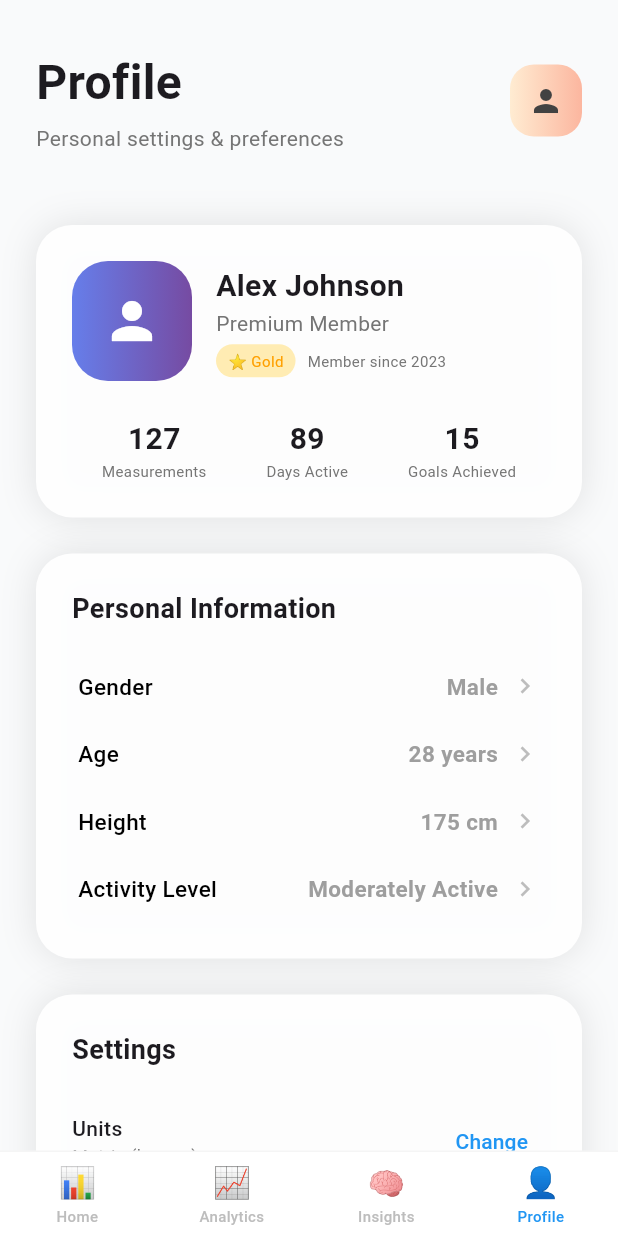
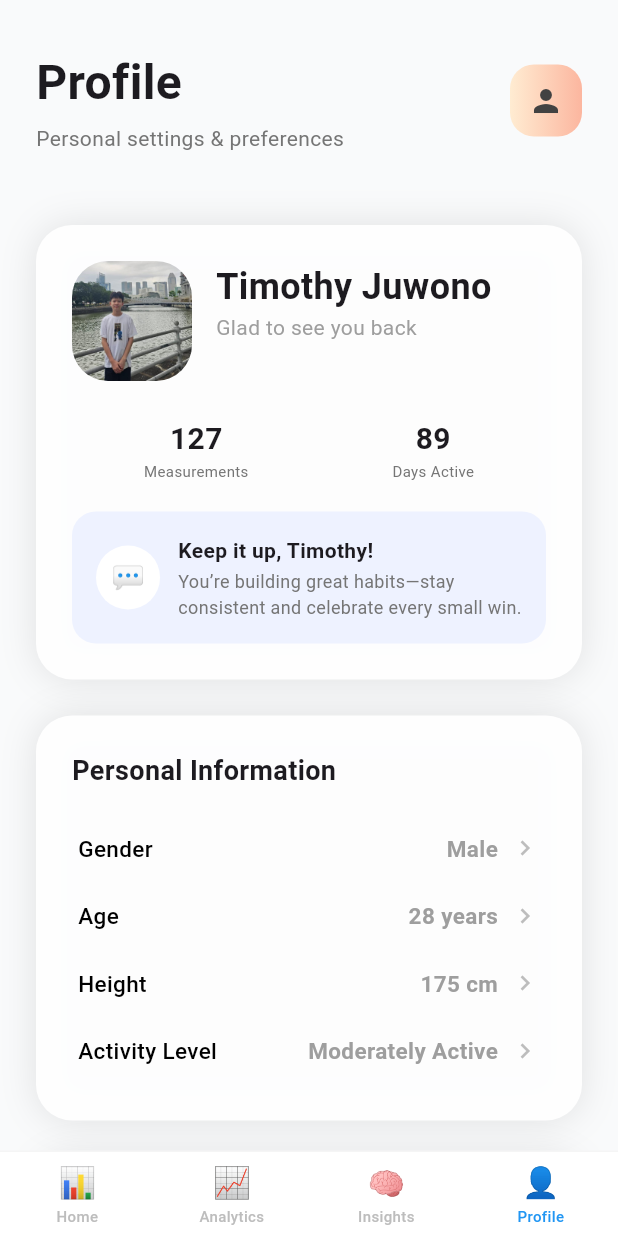
Before and after one commit to NME5/CompositionAI, a Flutter app: the screen it shows after launch, item 4 of the bottom bar chosen, on a phone screen of 412 x 824 dp. Run offline on Flutter 3.47's test engine with Material 3 defaults, Android fonts, the light colour scheme and no system bars; our stand-ins replace flutter_blue_plus, hive, hive_flutter; accounts and stored records are empty; Roboto replaces fonts that are missing (SF Pro Display).

Commit message:
profile_dart design revision

```diff
--- a/lib/models/user_profile.dart
+++ b/lib/models/user_profile.dart
@@ -6,7 +6,6 @@ class UserProfile {
   double height;
   String gender;
   String activityLevel;
-  final String membershipType;
   final DateTime memberSince;
 
   UserProfile({
@@ -15,7 +14,6 @@ class UserProfile {
     required this.height,
     required this.gender,
     required this.activityLevel,
-    required this.membershipType,
     required this.memberSince,
   });
 
@@ -26,7 +24,6 @@ class UserProfile {
     double? height,
     String? gender,
     String? activityLevel,
-    String? membershipType,
     DateTime? memberSince,
   }) {
     return UserProfile(
@@ -35,7 +32,6 @@ class UserProfile {
       height: height ?? this.height,
       gender: gender ?? this.gender,
       activityLevel: activityLevel ?? this.activityLevel,
-      membershipType: membershipType ?? this.membershipType,
       memberSince: memberSince ?? this.memberSince,
     );
   }
@@ -73,15 +69,14 @@ class UserProfileAdapter extends TypeAdapter<UserProfile> {
       height: (fields[2] as num).toDouble(),
       gender: fields[3] as String,
       activityLevel: fields[4] as String,
-      membershipType: fields[5] as String,
-      memberSince: fields[6] as DateTime,
+      memberSince: (fields[6] ?? fields[5]) as DateTime,
     );
   }
 
   @override
   void write(BinaryWriter writer, UserProfile obj) {
     writer
-      ..writeByte(7)
+      ..writeByte(6)
       ..writeByte(0)
       ..write(obj.name)
       ..writeByte(1)
@@ -93,8 +88,6 @@ class UserProfileAdapter extends TypeAdapter<UserProfile> {
       ..writeByte(4)
       ..write(obj.activityLevel)
       ..writeByte(5)
-      ..write(obj.membershipType)
-      ..writeByte(6)
       ..write(obj.memberSince);
   }
 }
--- a/lib/services/data_service.dart
+++ b/lib/services/data_service.dart
@@ -40,12 +40,11 @@ class DataService {
     final existing = _userProfileBox.get(_userProfileKey);
     if (existing != null) return existing;
     final defaultProfile = UserProfile(
-      name: 'Alex Johnson',
+      name: 'Timothy Juwono',
       age: 28,
       height: 175,
       gender: 'Male',
       activityLevel: 'Moderately Active',
-      membershipType: 'Premium Member',
       memberSince: DateTime(2023, 1, 1),
     );
     _userProfileBox.put(_userProfileKey, defaultProfile);
--- a/lib/viewmodels/profile_view_model.dart
+++ b/lib/viewmodels/profile_view_model.dart
@@ -16,7 +16,6 @@ class ProfileViewModel extends ChangeNotifier {
         height: 175.0,
         gender: 'Male',
         activityLevel: 'Moderately Active',
-        membershipType: 'Premium',
         memberSince: DateTime.now(),
       );
 
--- a/lib/views/profile_page.dart
+++ b/lib/views/profile_page.dart
@@ -79,39 +79,33 @@ class _ProfilePageState extends State<ProfilePage> {
                           boxShadow: [BoxShadow(color: Colors.black.withOpacity(0.1), blurRadius: 20)],
                         ),
                         child: Column(
+                          crossAxisAlignment: CrossAxisAlignment.start,
                           children: [
                             Row(
+                              crossAxisAlignment: CrossAxisAlignment.start,
                               children: [
-                                Container(
-                                  width: 80, height: 80,
-                                  decoration: BoxDecoration(
-                                    gradient: LinearGradient(colors: [Color(0xFF667EEA), Color(0xFF764BA2)]),
-                                    borderRadius: BorderRadius.circular(24),
+                                ClipRRect(
+                                  borderRadius: BorderRadius.circular(24),
+                                  child: Image.asset(
+                                    'assets/img/credits/lionel_winston_sengkey.jpg',
+                                    width: 80,
+                                    height: 80,
+                                    fit: BoxFit.cover,
                                   ),
-                                  child: Icon(Icons.person, color: Colors.white, size: 40),
                                 ),
                                 SizedBox(width: 16),
                                 Expanded(
                                   child: Column(
                                     crossAxisAlignment: CrossAxisAlignment.start,
                                     children: [
-                                      Text(profile.name, style: TextStyle(fontSize: 20, fontWeight: FontWeight.bold)),
-                                      Text(profile.membershipType, style: TextStyle(color: Colors.grey[600])),
-                                      SizedBox(height: 4),
-                                      Row(
-                                        children: [
-                                          Container(
-                                            padding: EdgeInsets.symmetric(horizontal: 8, vertical: 4),
-                                            decoration: BoxDecoration(
-                                              color: Colors.amber[100],
-                                              borderRadius: BorderRadius.circular(12),
-                                            ),
-                                            child: Text('⭐ Gold', style: TextStyle(color: Colors.amber[700], fontSize: 10)),
-                                          ),
-                                          SizedBox(width: 8),
-                                          Text('Member since ${profile.memberSince.year}', style: TextStyle(color: Colors.grey[600], fontSize: 10)),
-                                        ],
+                                      Text(
+                                        profile.name,
+                                        style: TextStyle(fontSize: 24, fontWeight: FontWeight.bold),
                                       ),
+                                      Text(
+                                        'Glad to see you back',
+                                        style: TextStyle(fontSize: 14, color: Colors.grey[500]),
+                                      )
                                     ],
                                   ),
                                 ),
@@ -123,8 +117,39 @@ class _ProfilePageState extends State<ProfilePage> {
                               children: [
                                 _buildProfileStat('127', 'Measurements'),
                                 _buildProfileStat('89', 'Days Active'),
-                                _buildProfileStat('15', 'Goals Achieved'),
                               ],
+                            ),
+                            SizedBox(height: 20),
+                            Container(
+                              width: double.infinity,
+                              padding: EdgeInsets.all(16),
+                              decoration: BoxDecoration(
+                                color: Color(0xFFEEF2FF),
+                                borderRadius: BorderRadius.circular(16),
+                              ),
+                              child: Row(
+                                children: [
+                                  Container(
+                                    padding: EdgeInsets.all(10),
+                                    decoration: BoxDecoration(
+                                      color: Colors.white,
+                                      shape: BoxShape.circle,
+                                    ),
+                                    child: Text('💬', style: TextStyle(fontSize: 18)),
+                                  ),
+                                  SizedBox(width: 12),
+                                  Expanded(
+                                    child: Column(
+                                      crossAxisAlignment: CrossAxisAlignment.start,
+                                      children: [
+                                        Text('Keep it up, ${profile.name.split(' ').first}!', style: TextStyle(fontWeight: FontWeight.w600)),
+                                        SizedBox(height: 2),
+                                        Text('You’re building great habits—stay consistent and celebrate every small win.', style: TextStyle(fontSize: 12, color: Colors.grey[600])),
+                                      ],
+                                    ),
+                                  ),
+                                ],
+                              ),
                             ),
                           ],
                         ),
@@ -205,6 +230,8 @@ class _ProfilePageState extends State<ProfilePage> {
       ),
     );
   }
+
+
 
   void _editAge(BuildContext context) {
     showModalBottomSheet(
```
